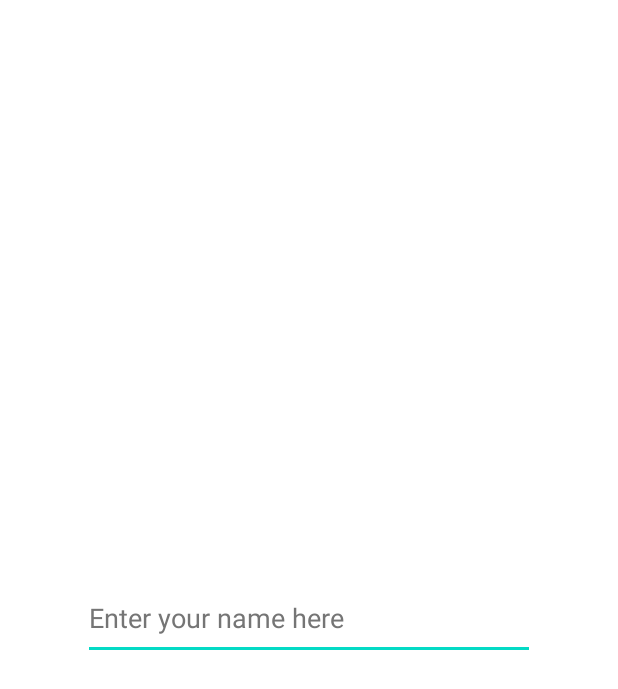
After one commit to StormWolf49/CS2450-AndroidProject, an Android app: the layout name_input.xml on its own in the app's theme, with its tools: preview values and no code run, on a phone screen of 412 x 824 dp. The commit adds this screen. Shown: the top 689 px of the screen. Run offline under Robolectric (Android 15) with nearby library versions, the phone set to English and light mode, and no system bars.

Commit message:
save score dialog now has text input and returns to menu on close

```diff
--- a/app/src/main/java/com/example/cs2450_androidproject/GameActivity.java
+++ b/app/src/main/java/com/example/cs2450_androidproject/GameActivity.java
@@ -145,14 +145,13 @@ public class GameActivity extends AppCompatActivity {
                 CountDownTimer timer = new CountDownTimer(5000,1000) {
                     @Override
                     public void onTick(long millisUntilFinished) {
-
+                        //doesn't need to do anything but needs to be here for the timer to work
                     }
 
                     @Override
                     public void onFinish() {
                         //alert dialog to prompt for saving to high scores
                         //in practice would only be called if the player actually got a high score
-                        //and would lead to a name/initial input screen
                         FragmentManager fm = getFragmentManager();
                         alertDialogFragment hsPrompt = new alertDialogFragment();
                         hsPrompt.show(getSupportFragmentManager(), "hsPrompt");
--- /dev/null
+++ b/app/src/main/res/layout/name_input.xml
@@ -0,0 +1,23 @@
+<?xml version="1.0" encoding="utf-8"?>
+<androidx.constraintlayout.widget.ConstraintLayout xmlns:android="http://schemas.android.com/apk/res/android"
+    xmlns:app="http://schemas.android.com/apk/res-auto"
+    xmlns:tools="http://schemas.android.com/tools"
+    android:layout_width="match_parent"
+    android:layout_height="match_parent">
+
+    <EditText
+        android:id="@+id/nameInputField"
+        android:layout_width="0dp"
+        android:layout_height="55dp"
+        android:layout_marginStart="55dp"
+        android:layout_marginEnd="55dp"
+        android:ems="10"
+        android:hint="@string/save_score_prompt"
+        android:inputType="textPersonName"
+        android:textColorHint="#757575"
+        app:layout_constraintBottom_toBottomOf="parent"
+        app:layout_constraintEnd_toEndOf="parent"
+        app:layout_constraintStart_toStartOf="parent"
+        app:layout_constraintTop_toTopOf="parent"
+        android:autofillHints="" />
+</androidx.constraintlayout.widget.ConstraintLayout>
--- a/app/src/main/res/values/strings.xml
+++ b/app/src/main/res/values/strings.xml
@@ -7,5 +7,9 @@
     <string name="num_cards_prompt">Number of Pairs</string>
     <string name="card_back">\?\?\?</string>
     <string name="alertTitle">Save Prompt</string>
-    <string name="alertText">Game Over!\nSave your score?</string>
+    <string name="alertText">Save your score?</string>
+    <string name="save_score_prompt">Enter your name here</string>
+    <string name="game_over">Game Over</string>
+    <string name="save_button">Save</string>
+    <string name="skip_saving">Skip</string>
 </resources>
```
Also changed, not shown: app/src/main/java/com/example/cs2450_androidproject/alertDialogFragment.java (+29 -6 lines).
